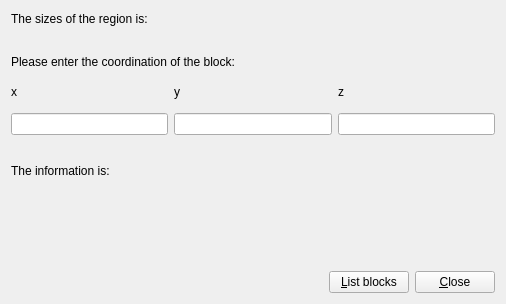
The window that src/qt/blockreaderui.ui (DreamHelium/dhlrc) describes before a commit, drawn with Qt 5.
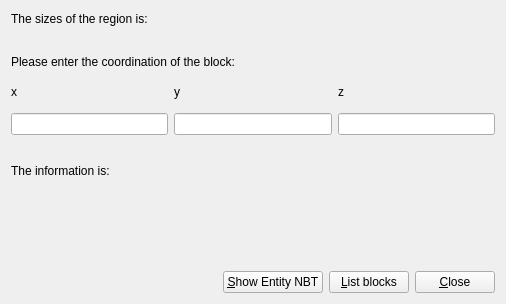
The same window after the commit.

Diff of the .ui file:
```diff
--- a/src/qt/blockreaderui.ui
+++ b/src/qt/blockreaderui.ui
@@ -120,6 +120,13 @@
          </property>
         </spacer>
        </item>
+       <item>
+        <widget class="QPushButton" name="entityBtn">
+         <property name="text">
+          <string>&amp;Show Entity NBT</string>
+         </property>
+        </widget>
+       </item>
        <item>
         <widget class="QPushButton" name="listBtn">
          <property name="text">
```
Left out of the diff: 2 changed lines with no effect on the pictures.
